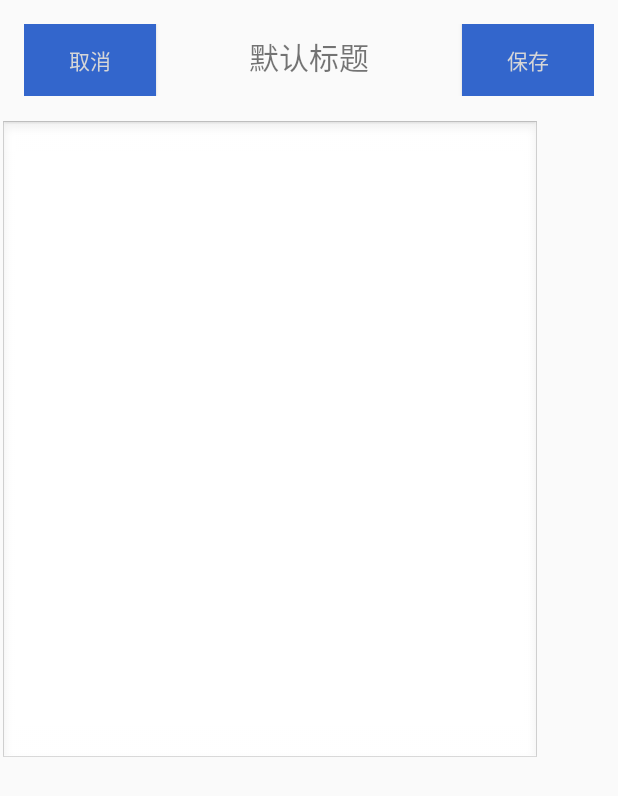
After one commit to authorwang/Teachent_student, an Android app: the layout fragment_information_text.xml on its own in the app's theme, with its tools: preview values and no code run, on a phone screen of 412 x 824 dp. The commit adds this screen. Shown: the top 796 px of the screen. Run offline under Robolectric (Android 15) with nearby library versions, the phone set to English and light mode, and no system bars.

Commit message:
finished leave message fragment simply finished information fragment (left:  secondary fragment  )  total finished information fragment

```diff
--- /dev/null
+++ b/app/src/main/res/layout/fragment_information_text.xml
@@ -0,0 +1,72 @@
+<FrameLayout xmlns:android="http://schemas.android.com/apk/res/android"
+    xmlns:tools="http://schemas.android.com/tools"
+    android:layout_width="match_parent"
+    android:layout_height="match_parent"
+
+    tools:context="com.ant.nepu.teachent.fragment.InformationTextFragment">
+
+    <RelativeLayout
+        android:layout_width="match_parent"
+        android:layout_height="match_parent">
+
+
+        <RelativeLayout
+            android:id="@+id/rl_frag_homework_title"
+            android:layout_width="match_parent"
+            android:layout_height="wrap_content"
+            android:layout_alignParentStart="true"
+            android:layout_alignParentTop="true"
+            android:padding="@dimen/fab_margin">
+
+            <TextView
+                android:id="@+id/tv_frag_information_text_title"
+                style="@style/fragment_ppt_title"
+                android:layout_width="wrap_content"
+                android:layout_height="wrap_content"
+                android:layout_alignBaseline="@+id/btn_frag_information_text_save"
+                android:layout_alignBottom="@+id/btn_frag_information_text_save"
+                android:layout_centerHorizontal="true"
+                android:text="@string/fragment_information_text_title" />
+
+            <Button
+                android:id="@+id/btn_frag_information_text_save"
+                style="@style/fragment_ppt_button"
+                android:layout_width="wrap_content"
+                android:layout_height="wrap_content"
+                android:layout_alignParentEnd="true"
+                android:layout_alignParentTop="true"
+                android:background="@drawable/frag_ppt_btn_dl_selector"
+                android:text="@string/fragment_information_text_button_save" />
+
+            <Button
+                android:id="@+id/btn_frag_information_text_cancel"
+                style="@style/fragment_ppt_button"
+                android:layout_width="wrap_content"
+                android:layout_height="wrap_content"
+                android:layout_alignParentStart="true"
+                android:layout_alignParentTop="true"
+                android:background="@drawable/frag_ppt_btn_dl_selector"
+                android:text="@string/fragment_information_text_button_cancel" />
+
+        </RelativeLayout>
+
+        <RelativeLayout
+            android:layout_width="match_parent"
+            android:layout_height="match_parent"
+            android:layout_alignParentStart="true"
+            android:layout_below="@+id/rl_frag_homework_title">
+
+            <EditText
+                android:id="@+id/et_frag_information_text_content"
+                android:layout_width="360dp"
+                android:enabled="true"	android:gravity="top"	android:inputType="textMultiLine"	android:minLines="8"	android:maxLines="10"	android:scrollbars="vertical" 	android:background="@android:drawable/edit_text"
+                android:layout_height="430dp"
+                android:layout_centerInParent="true"
+                android:layout_alignParentStart="true"
+                android:layout_alignParentTop="true" />
+
+        </RelativeLayout>
+
+
+    </RelativeLayout>
+</FrameLayout>
--- a/app/src/main/res/values/strings.xml
+++ b/app/src/main/res/values/strings.xml
@@ -69,6 +69,15 @@
     <string name="fragment_leave_message_detail_close_button_text">返回</string>
     <string name="fragment_leave_message_detail_comment_button_text">评论</string>
 
-    <!-- TODO: Remove or change this placeholder text -->
-    <string name="hello_blank_fragment">Hello blank fragment</string>
+
+    <!--我的信息 头像信息Fragment-->
+    <string name="fragment_information_avatar_title">头像详情</string>
+    <string name="fragment_information_avatar_button_select">选取</string>
+    <string name="fragment_information_avatar_button_back">返回</string>
+
+    <!--我的信息 文本信息Fragment-->
+    <string name="fragment_information_text_title">默认标题</string>
+    <string name="fragment_information_text_button_save">保存</string>
+    <string name="fragment_information_text_button_cancel">取消</string>
+
 </resources>
```
Also changed, not shown: app/src/main/java/com/ant/nepu/teachent/fragment/InformationAvatarFragment.java (added, +56 -0 lines), app/src/main/java/com/ant/nepu/teachent/fragment/InformationFragment.java (+23 -0 lines), app/src/main/java/com/ant/nepu/teachent/fragment/InformationTextFragment.java (added, +90 -0 lines), app/src/main/res/layout/fragment_information_avatar.xml (added, +70 -0 lines).
